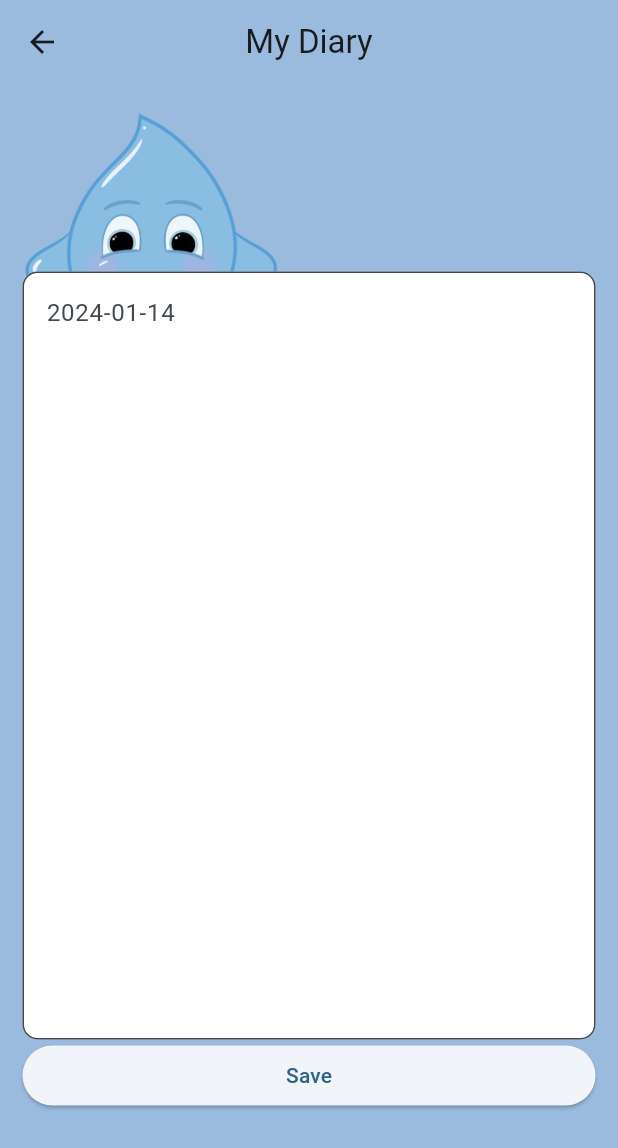
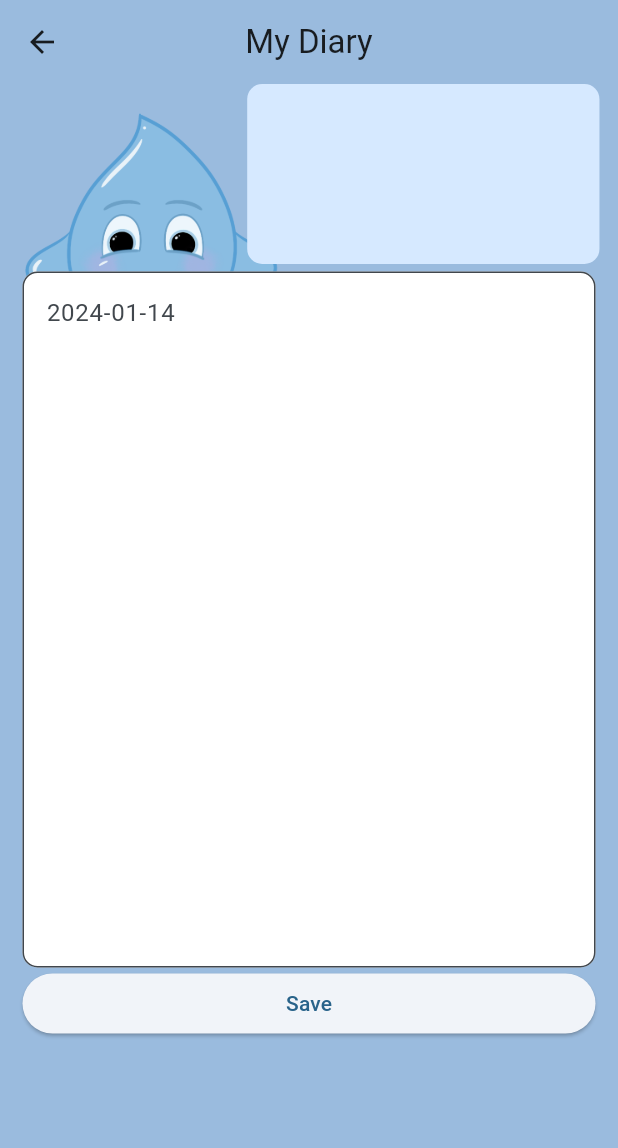
Before and after one commit to jernejakrajcar/droppy, a Flutter app: the screen it shows after launch, on a phone screen of 412 x 824 dp. Shown: the top 1148 px of the screen. Run offline on Flutter 3.47's test engine with Material 3 defaults, Android fonts, the phone set to English and light mode, and no system bars; our stand-ins replace isar, table_calendar; accounts and stored records are empty; generated files the repository leaves out were written again.

Commit message:
zadnji popravki

```diff
--- a/lib/screens/diary_screen.dart
+++ b/lib/screens/diary_screen.dart
@@ -52,8 +52,9 @@ class _DiaryScreenState extends State<DiaryScreen> {
                 ),
               ),
             ),
+            const SizedBox(height: 30),
             Container(
-              height: 80,
+              height: 120,
               child: ListView(
                 scrollDirection: Axis.horizontal,
                 children: [
@@ -61,13 +62,23 @@ class _DiaryScreenState extends State<DiaryScreen> {
                     mainAxisSize: MainAxisSize.max,
                     mainAxisAlignment: MainAxisAlignment.spaceEvenly,
                     children: [
-                      Container(width: 200, height: 80),
                       Container(
-                        width: 200,
-                        height: 80,
+                          width: MediaQuery.of(context).size.width * 0.4,
+                          height: 120),
+                      Container(
+                        alignment: Alignment.center,
+                        decoration: BoxDecoration(
+                          color: Color.fromARGB(255, 214, 233, 255),
+                          borderRadius: BorderRadius.circular(
+                              10), // Dodajte border-radius tukaj
+                        ),
+                        padding:
+                            EdgeInsets.symmetric(horizontal: 10, vertical: 8),
+                        width: MediaQuery.of(context).size.width * 0.57,
+                        height: 120,
                         child: Text(
                           currentQuestion,
-                          style: TextStyle(fontSize: 20),
+                          style: TextStyle(fontSize: 16),
                         ),
                       )
                     ],
@@ -75,13 +86,14 @@ class _DiaryScreenState extends State<DiaryScreen> {
                 ],
               ),
             ),
+            const SizedBox(height: 40),
             ListView(
               padding: EdgeInsets.all(15),
               children: [
                 const SizedBox(height: 110),
                 TextField(
                   controller: _textEditingController,
-                  maxLines: 20,
+                  maxLines: 18,
                   decoration: InputDecoration(
                     labelText: formattedData,
                     hintText: 'Start typing here...',
```
